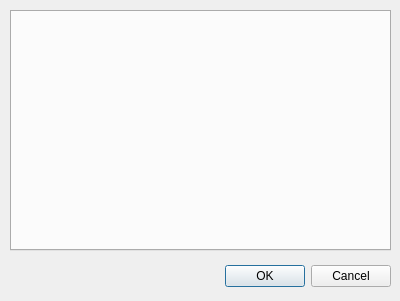
This is src/ui/hud2/HUD2DialogInstruments.ui in mavlink/qgroundcontrol as Qt 5 draws it before an edit. The edited form follows.
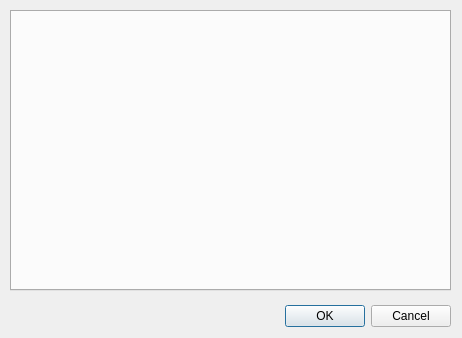
This is the edited form.

Diff of the .ui file:
```diff
--- a/src/ui/hud2/HUD2DialogInstruments.ui
+++ b/src/ui/hud2/HUD2DialogInstruments.ui
@@ -6,19 +6,25 @@
    <rect>
     <x>0</x>
     <y>0</y>
-    <width>400</width>
-    <height>301</height>
+    <width>462</width>
+    <height>338</height>
    </rect>
   </property>
+  <property name="sizePolicy">
+   <sizepolicy hsizetype="MinimumExpanding" vsizetype="MinimumExpanding">
+    <horstretch>0</horstretch>
+    <verstretch>0</verstretch>
+   </sizepolicy>
+  </property>
   <property name="windowTitle">
    <string>Dialog</string>
   </property>
   <widget class="QDialogButtonBox" name="buttonBox">
    <property name="geometry">
     <rect>
-     <x>50</x>
-     <y>260</y>
-     <width>341</width>
+     <x>260</x>
+     <y>300</y>
+     <width>191</width>
      <height>32</height>
     </rect>
    </property>
@@ -34,10 +40,16 @@
     <rect>
      <x>10</x>
      <y>10</y>
-     <width>381</width>
-     <height>241</height>
+     <width>441</width>
+     <height>281</height>
     </rect>
    </property>
+   <property name="sizePolicy">
+    <sizepolicy hsizetype="Preferred" vsizetype="Preferred">
+     <horstretch>0</horstretch>
+     <verstretch>0</verstretch>
+    </sizepolicy>
+   </property>
    <property name="currentIndex">
     <number>-1</number>
    </property>
```
